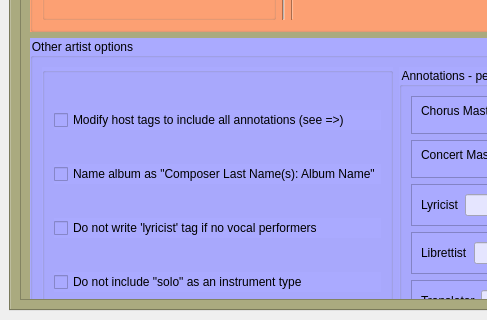
First picture: the form in plugins/classical_extras/options_classical_extras.ui, repository metabrainz/picard-plugins, before the edit; both pictures show x 0 to 487 and y 607 to 927 of the 1186 by 927 pixel window.
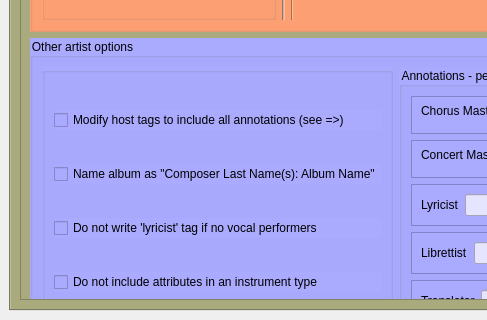
Second picture: the form after the edit. The open tabs and pages were chosen to show the change.

```diff
--- a/plugins/classical_extras/options_classical_extras.ui
+++ b/plugins/classical_extras/options_classical_extras.ui
@@ -716,7 +716,7 @@
                     <string>&lt;html&gt;&lt;head/&gt;&lt;body&gt;&lt;p&gt;Picard treats &amp;quot;solo&amp;quot; as an instrument type, which can lead to a confusing presentation, e.g. &amp;quot;bassoon and solo&amp;quot;. Select this option to exclude &amp;quot;solo&amp;quot;.&lt;/p&gt;&lt;/body&gt;&lt;/html&gt;</string>
                    </property>
                    <property name="text">
-                    <string>Do not include &quot;solo&quot; as an instrument type</string>
+                    <string>Do not include attributes in an instrument type</string>
                    </property>
                   </widget>
                  </item>
```
Left out of the diff: 8 changed lines with no effect on the pictures.
